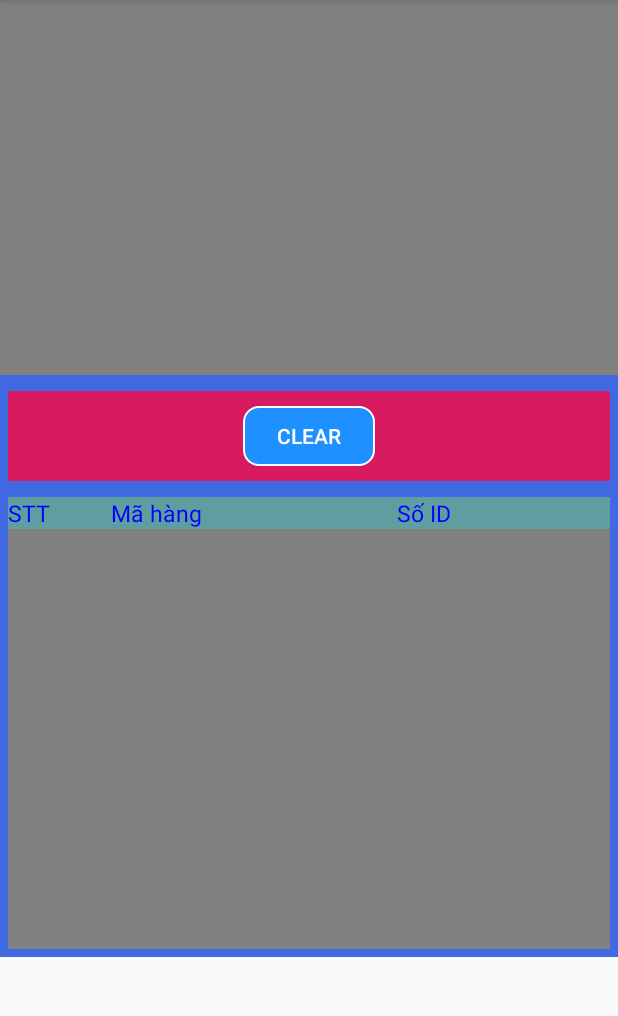
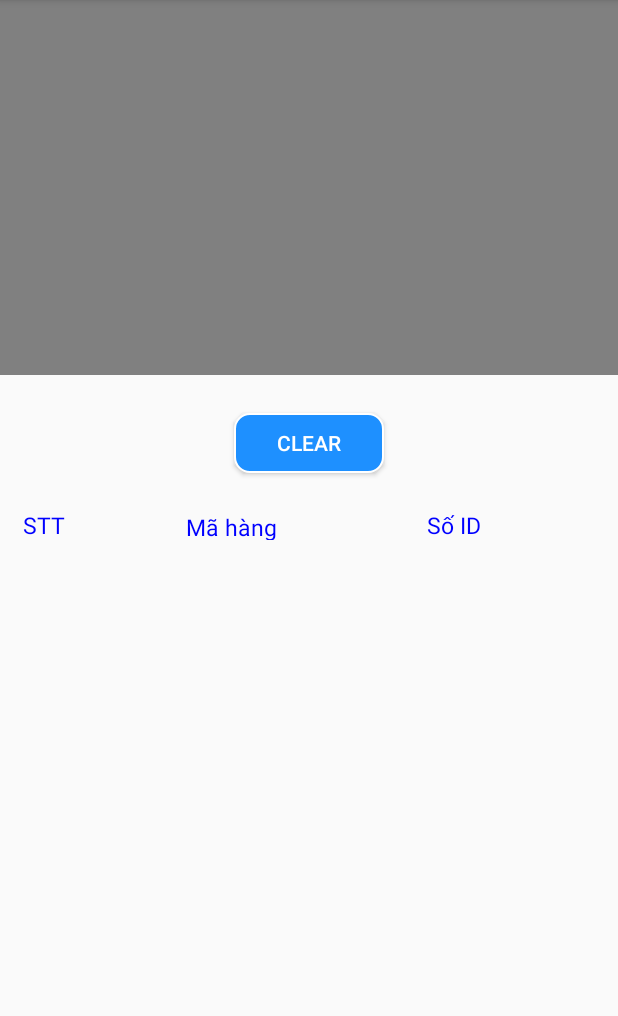
Before and after one commit to QuocPhuDEV/DemoSQLite, an Android app: the Scan_Zxing_Activity screen opened directly, with no data from a screen before it, on a phone screen of 412 x 824 dp, the part 84-1100 px from its top. Run offline under Robolectric (Android 15) with nearby library versions, the phone set to English and light mode, and no system bars; libraries missing offline, so code that uses them is left out: me.dm7.barcodescanner; network calls fail; 6 statements that could not run were skipped.

Commit message:
Friday_28122018

```diff
--- a/app/src/main/java/com/example/hoangquocphu/demosqlite/Login/Login_Activity.java
+++ b/app/src/main/java/com/example/hoangquocphu/demosqlite/Login/Login_Activity.java
@@ -166,7 +166,7 @@ public class Login_Activity extends AppCompatActivity {
 
     // Đọc url
     public void readUrlLink() {
-        String url = "http://192.168.200.191/api/user/login?userid=" + edUser.getText() + "&password=" + edPassword.getText();
+        String url = "http://192.168.200.190/api/user/login?userid=" + edUser.getText() + "&password=" + edPassword.getText();
         //String url = "http://192.168.1.102/api/user/login?userid=" + edUser.getText() + "&password=" + edPassword.getText();
         new MyJsonTask().execute(url);
     }
--- a/app/src/main/java/com/example/hoangquocphu/demosqlite/QRCode_Scan_Zxing/Scan_Zxing_Activity.java
+++ b/app/src/main/java/com/example/hoangquocphu/demosqlite/QRCode_Scan_Zxing/Scan_Zxing_Activity.java
@@ -302,7 +302,7 @@ public class Scan_Zxing_Activity extends AppCompatActivity implements ZXingScann
 
     // Đọc url
     public void readUrlLink(String _part, String _serial) {
-        String url = "http://192.168.200.191/api/carton/savelabel?partno=" + _part + "&serial=" + _serial + "";
+        String url = "http://192.168.200.190/api/carton/savelabel?partno=" + _part + "&serial=" + _serial + "";
         //String url = "http://192.168.1.102/api/carton/savelabel?partno=" + _part + "&serial=" + _serial + "";
         String urls = url.replace("\u001d", "");
         new MyJsonTask().execute(urls);
--- a/app/src/main/res/layout/activity_scan__zxing_.xml
+++ b/app/src/main/res/layout/activity_scan__zxing_.xml
@@ -28,27 +28,35 @@
         android:layout_height="wrap_content"
         android:gravity="center"
         android:orientation="vertical"
-        android:padding="5dp"
-        android:background="@color/colorPrimary">
+        android:padding="5dp">
 
-        <RelativeLayout
+        <android.support.constraint.ConstraintLayout
             android:layout_width="match_parent"
             android:layout_height="60dp"
+            android:layout_gravity="center"
             android:layout_marginTop="5dp"
             android:layout_marginBottom="5dp"
             android:gravity="center"
-            android:layout_gravity="center"
-            android:orientation="horizontal"
-            android:background="@color/colorAccent">
+            android:orientation="horizontal">
 
             <Button
                 android:id="@+id/btnClearScan"
-                android:layout_width="wrap_content"
+                android:layout_width="100dp"
                 android:layout_height="40dp"
+                android:layout_marginStart="155dp"
+                android:layout_marginTop="5dp"
+                android:layout_marginEnd="155dp"
+                android:layout_marginBottom="5dp"
                 android:background="@drawable/radius_small_button"
                 android:onClick="deleteAllData"
                 android:text="Clear"
-                android:textColor="@color/white" />
+                android:textColor="@color/white"
+                app:layout_constraintBottom_toBottomOf="parent"
+                app:layout_constraintEnd_toEndOf="parent"
+                app:layout_constraintHorizontal_bias="0.555"
+                app:layout_constraintStart_toStartOf="parent"
+                app:layout_constraintTop_toTopOf="parent"
+                app:layout_constraintVertical_bias="1.0" />
 
             <TextView
                 android:id="@+id/tvShowScan"
@@ -59,45 +67,65 @@
                 android:visibility="invisible" />
 
 
-        </RelativeLayout>
+        </android.support.constraint.ConstraintLayout>
 
-        <LinearLayout
+        <android.support.constraint.ConstraintLayout
             android:layout_width="match_parent"
             android:layout_height="match_parent"
             android:layout_marginTop="5dp"
-            android:orientation="horizontal"
-            android:background="@color/cadet_blue">
+            android:orientation="horizontal">
 
             <TextView
-                android:layout_width="wrap_content"
+                android:id="@+id/textView"
+                android:layout_width="0dp"
                 android:layout_height="wrap_content"
+                android:layout_marginStart="10dp"
+                android:layout_marginTop="8dp"
+                android:layout_marginBottom="5dp"
                 android:text="STT"
                 android:textColor="@color/blue"
-                android:textSize="15dp" />
+                android:textSize="15dp"
+                app:layout_constraintBottom_toBottomOf="parent"
+                app:layout_constraintStart_toStartOf="parent"
+                app:layout_constraintTop_toTopOf="parent" />
 
             <TextView
-                android:layout_width="wrap_content"
-                android:layout_height="wrap_content"
-                android:layout_marginLeft="40dp"
+                android:id="@+id/textView3"
+                android:layout_width="0dp"
+                android:layout_height="19dp"
+                android:layout_marginStart="80dp"
+                android:layout_marginTop="8dp"
+                android:layout_marginBottom="5dp"
                 android:text="Mã hàng"
                 android:textColor="@color/blue"
-                android:textSize="15dp" />
+                android:textSize="15dp"
+                app:layout_constraintBottom_toBottomOf="parent"
+                app:layout_constraintStart_toEndOf="@+id/textView"
+                app:layout_constraintTop_toTopOf="parent" />
 
             <TextView
-                android:layout_width="wrap_content"
+                android:id="@+id/textView2"
+                android:layout_width="0dp"
                 android:layout_height="wrap_content"
-                android:layout_marginLeft="130dp"
+                android:layout_marginStart="100dp"
+                android:layout_marginTop="8dp"
+                android:layout_marginEnd="72dp"
+                android:layout_marginBottom="5dp"
                 android:text="Số ID"
                 android:textColor="@color/blue"
-                android:textSize="15dp" />
+                android:textSize="15dp"
+                app:layout_constraintBottom_toBottomOf="parent"
+                app:layout_constraintEnd_toEndOf="parent"
+                app:layout_constraintStart_toEndOf="@+id/textView3"
+                app:layout_constraintTop_toTopOf="parent"
+                app:layout_constraintVertical_bias="1.0" />
 
-        </LinearLayout>
+        </android.support.constraint.ConstraintLayout>
 
         <ListView
             android:id="@+id/lvShowScanResult"
             android:layout_width="match_parent"
-            android:layout_height="280dp"
-            android:background="@color/gray"></ListView>
+            android:layout_height="288dp"></ListView>
     </LinearLayout>
 
 </LinearLayout>
```
